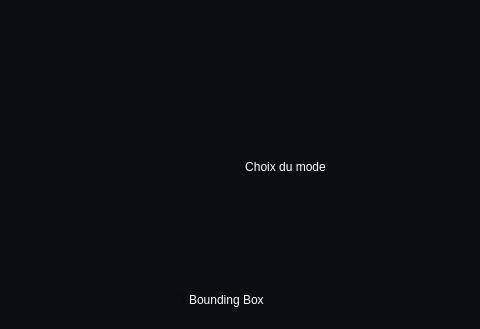
This is code/gui/assets/Interface_ProjetIA.ui in JulLac/Projet-IA-following-camera as Qt 5 draws it before an edit; both pictures show x 720 to 1200 and y 190 to 519 of the 1200 by 750 pixel window. The edited form follows.
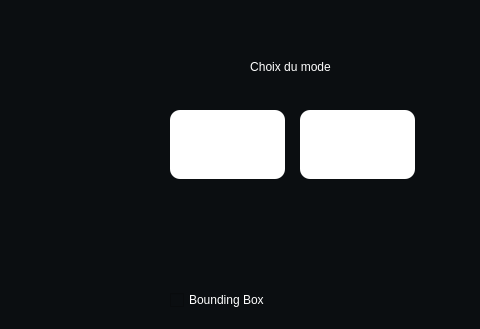
This is the edited form. Icons and pictures are not drawn.

Commit message: Implémentation bouton

```diff
--- a/code/gui/assets/Interface_ProjetIA.ui
+++ b/code/gui/assets/Interface_ProjetIA.ui
@@ -82,13 +82,14 @@
     <property name="geometry">
      <rect>
       <x>890</x>
-      <y>390</y>
+      <y>300</y>
       <width>115</width>
       <height>69</height>
      </rect>
     </property>
     <property name="styleSheet">
      <string notr="true">QPushButton{
+	background-color: rgb(255, 255, 255);
 	border-radius:10px;
 	background-image: url(../gui/Images/IMG_auto.png);
 
@@ -217,13 +218,17 @@
     <property name="geometry">
      <rect>
       <x>1020</x>
-      <y>390</y>
+      <y>300</y>
       <width>115</width>
       <height>69</height>
      </rect>
     </property>
+    <property name="autoFillBackground">
+     <bool>false</bool>
+    </property>
     <property name="styleSheet">
      <string notr="true">QPushButton{
+	background-color: rgb(255, 255, 255);
 	border-radius:10px;
 	background-image: url(../gui/Images/IMG_brider.png);
 }
@@ -259,9 +264,9 @@
    <widget class="QLabel" name="label_3">
     <property name="geometry">
      <rect>
-      <x>880</x>
-      <y>350</y>
-      <width>251</width>
+      <x>890</x>
+      <y>250</y>
+      <width>241</width>
       <height>35</height>
      </rect>
     </property>
```
Left out of the diff: 46 changed lines with no effect on the pictures. The commit also changes 7 other files.
